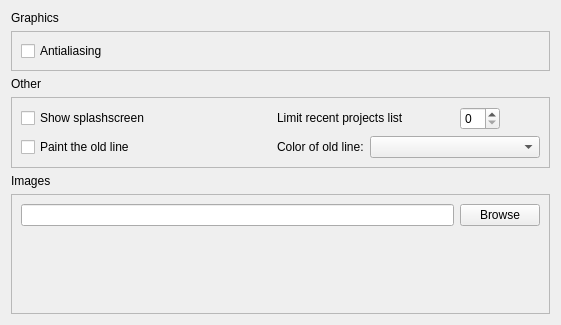
The window that qrgui/dialogs/preferencesPages/miscellaniousPage.ui (qreal/qreal) describes before a commit, drawn with Qt 5.
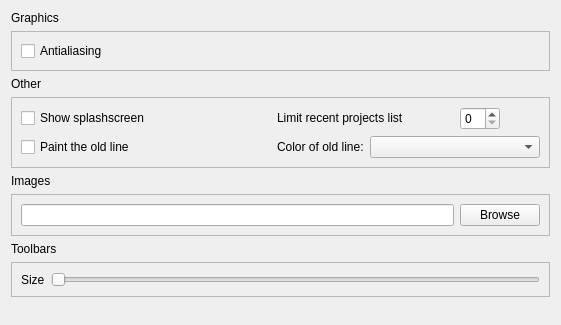
The same window after the commit.

Commit message: Added toolbar size customization; the default size was incremented to 30 px

What changed in the file:
```diff
--- a/qrgui/dialogs/preferencesPages/miscellaniousPage.ui
+++ b/qrgui/dialogs/preferencesPages/miscellaniousPage.ui
@@ -16,8 +16,8 @@
     <verstretch>0</verstretch>
    </sizepolicy>
   </property>
-  <layout class="QVBoxLayout" name="verticalLayout">
-   <item>
+  <layout class="QGridLayout" name="gridLayout_4">
+   <item row="0" column="0">
     <widget class="QLabel" name="label_5">
      <property name="text">
       <string>Graphics</string>
@@ -186,7 +186,7 @@
      </property>
     </widget>
    </item>
-   <item>
+   <item row="5" column="0">
     <widget class="QFrame" name="frame_5">
      <property name="frameShape">
       <enum>QFrame::StyledPanel</enum>
@@ -205,22 +205,61 @@
       <item row="0" column="0">
        <widget class="QLineEdit" name="imagesPathEdit"/>
       </item>
-      <item row="1" column="0">
-       <spacer name="verticalSpacer">
+     </layout>
+    </widget>
+   </item>
+   <item row="6" column="0">
+    <widget class="QLabel" name="label">
+     <property name="text">
+      <string>Toolbars</string>
+     </property>
+    </widget>
+   </item>
+   <item row="7" column="0">
+    <widget class="QFrame" name="frame">
+     <property name="frameShape">
+      <enum>QFrame::StyledPanel</enum>
+     </property>
+     <property name="frameShadow">
+      <enum>QFrame::Raised</enum>
+     </property>
+     <layout class="QHBoxLayout" name="horizontalLayout">
+      <item>
+       <widget class="QLabel" name="label_2">
+        <property name="text">
+         <string>Size</string>
+        </property>
+       </widget>
+      </item>
+      <item>
+       <widget class="QSlider" name="toolbarSizeSlider">
+        <property name="minimum">
+         <number>20</number>
+        </property>
+        <property name="maximum">
+         <number>50</number>
+        </property>
         <property name="orientation">
-         <enum>Qt::Vertical</enum>
+         <enum>Qt::Horizontal</enum>
         </property>
-        <property name="sizeHint" stdset="0">
-         <size>
-          <width>20</width>
-          <height>40</height>
-         </size>
-        </property>
-       </spacer>
+       </widget>
       </item>
      </layout>
     </widget>
    </item>
+   <item row="8" column="0">
+    <spacer name="verticalSpacer">
+     <property name="orientation">
+      <enum>Qt::Vertical</enum>
+     </property>
+     <property name="sizeHint" stdset="0">
+      <size>
+       <width>20</width>
+       <height>40</height>
+      </size>
+     </property>
+    </spacer>
+   </item>
   </layout>
  </widget>
  <resources/>
```
Left out of the diff: 8 changed lines with no effect on the pictures. The commit also changes 11 other files.
